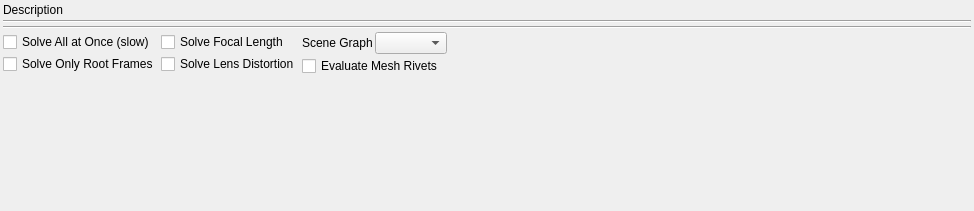
First picture: the form in python/mmSolver/tools/solver/widget/solver_standard_widget.ui, repository david-cattermole/mayaMatchMoveSolver, before the edit.
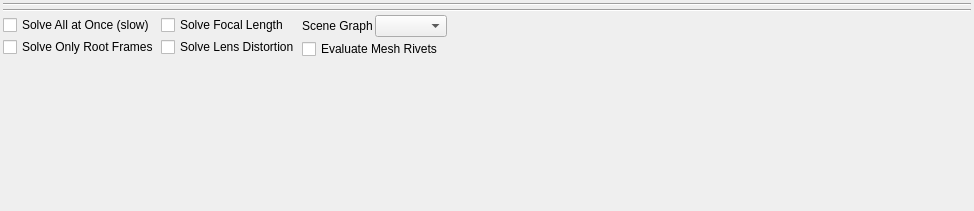
Second picture: the form after the edit.

Commit message: Solver UI - Remove unused Solver Description text.

```diff
--- a/python/mmSolver/tools/solver/widget/solver_standard_widget.ui
+++ b/python/mmSolver/tools/solver/widget/solver_standard_widget.ui
@@ -29,16 +29,6 @@
    <property name="bottomMargin">
     <number>3</number>
    </property>
-   <item>
-    <widget class="QLabel" name="description_label">
-     <property name="text">
-      <string>Description</string>
-     </property>
-     <property name="wordWrap">
-      <bool>true</bool>
-     </property>
-    </widget>
-   </item>
    <item>
     <layout class="QHBoxLayout" name="frameRange_layout">
      <property name="spacing">
```
The commit also changes 5 other files.
